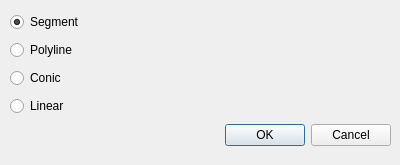
Old version of the form Arrangement_on_surface_2/demo/Arrangement_on_surface_2/NewTabDialog.ui in the repository CGAL/cgal.
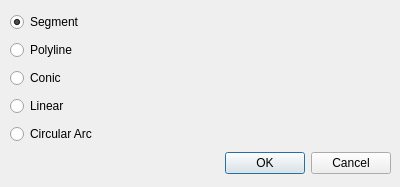
New version of the form.

Commit message:
Circular_arc_traits example compiles and runs, but just barely.
* Currently errors out on attempting to insert intersecting arcs.

What changed in the file:
```diff
--- a/Arrangement_on_surface_2/demo/Arrangement_on_surface_2/NewTabDialog.ui
+++ b/Arrangement_on_surface_2/demo/Arrangement_on_surface_2/NewTabDialog.ui
@@ -7,7 +7,7 @@
     <x>0</x>
     <y>0</y>
     <width>400</width>
-    <height>165</height>
+    <height>187</height>
    </rect>
   </property>
   <property name="windowTitle">
@@ -19,7 +19,7 @@
      <x>10</x>
      <y>10</y>
      <width>381</width>
-     <height>141</height>
+     <height>169</height>
     </rect>
    </property>
    <layout class="QGridLayout" name="gridLayout">
@@ -50,7 +50,7 @@
       </property>
      </widget>
     </item>
-    <item row="4" column="0">
+    <item row="5" column="0">
      <widget class="QDialogButtonBox" name="buttonBox">
       <property name="orientation">
        <enum>Qt::Horizontal</enum>
@@ -67,6 +67,13 @@
       </property>
      </widget>
     </item>
+    <item row="4" column="0">
+     <widget class="QRadioButton" name="circularArcRadioButton">
+      <property name="text">
+       <string>Circular Arc</string>
+      </property>
+     </widget>
+    </item>
    </layout>
   </widget>
  </widget>
```
The commit also changes 19 other files.
